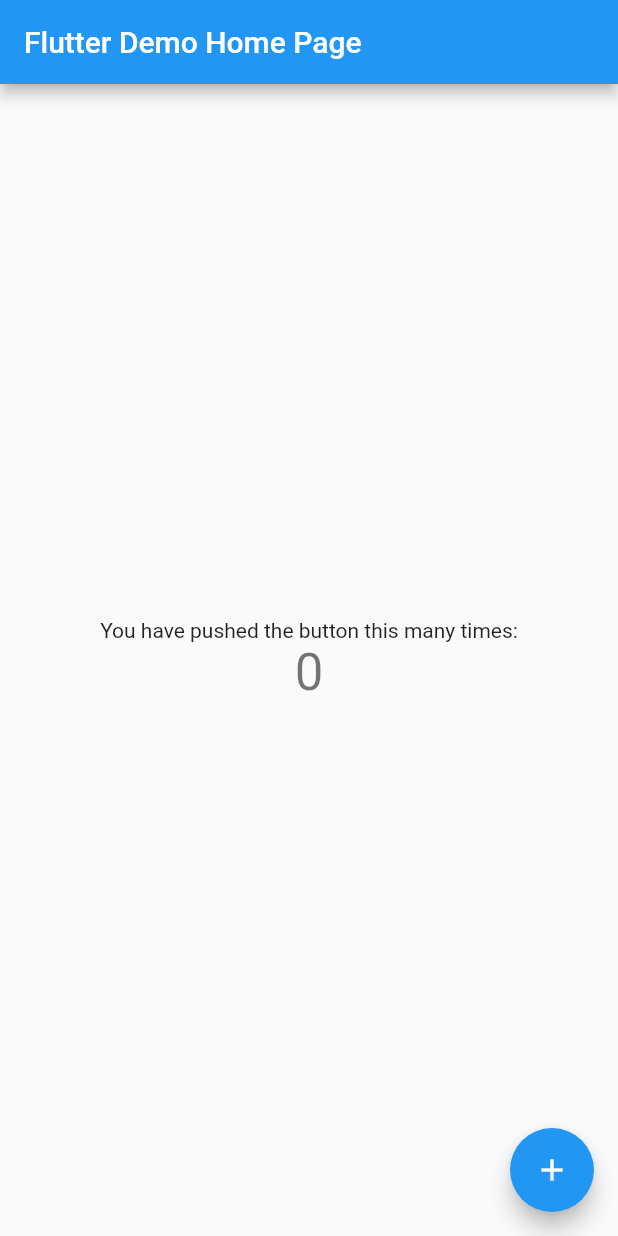
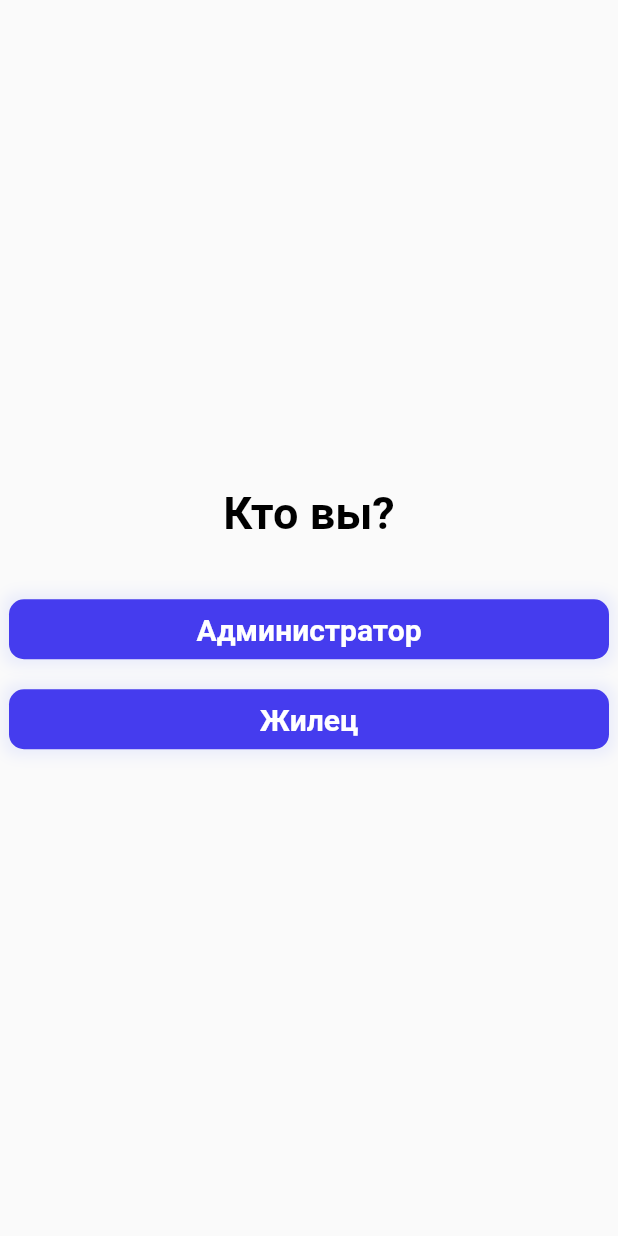
Before and after one commit to zlobnayaSeledka/nto_pikem_app, a Flutter app: the screen it shows after launch, on a phone screen of 412 x 824 dp. Run offline on Flutter 3.47's test engine with Material 2 defaults, Android fonts, the phone set to English and light mode, and no system bars; Roboto replaces fonts that are missing (Gilory, Gilory_Bold).

Commit message:
authorization and getting notifications

```diff
--- /dev/null
+++ b/lib/authorization_page.dart
@@ -0,0 +1,49 @@
+import 'package:flutter/material.dart';
+import 'package:pikem_nto/admin/pages/admin_login_page.dart';
+import 'package:pikem_nto/design/widgets/buttons/filled_button.dart';
+import 'package:pikem_nto/design/widgets/texts/custom_title_text.dart';
+
+class AuthorizationPage extends StatelessWidget {
+  const AuthorizationPage({super.key});
+
+  @override
+  Widget build(BuildContext context) {
+    return Scaffold(
+      body: SafeArea(
+        child: Center(
+          child: Column(
+            crossAxisAlignment: CrossAxisAlignment.center,
+            mainAxisAlignment: MainAxisAlignment.center,
+            children: [
+              const CustomTitleText(
+                text: "Кто вы?",
+                size: 30,
+              ),
+              const SizedBox(
+                height: 40,
+              ),
+              CustomFilledButton(
+                height: 40,
+                width: 400,
+                text: 'Администратор',
+                onTap: (){
+                  Navigator.push(context, MaterialPageRoute(builder: (context) => const AdminLoginPage()));
+                }
+              ),
+              const SizedBox(
+                height: 20,
+              ),
+              CustomFilledButton(
+                height: 40,
+                width: 400,
+                text: 'Жилец',
+                onTap: (){}
+              ),
+
+            ],
+          ),
+        ),
+      ),
+    );
+  }
+}
--- /dev/null
+++ b/lib/design/app_theme.dart
@@ -0,0 +1,18 @@
+import 'package:flutter/material.dart';
+class CustomAppTheme{
+  static Color mainColor = const Color.fromARGB(255, 69, 60, 238);//Colors.limeAccent.shade400;
+  static Color secondColor = const Color.fromARGB(255, 69, 60, 238); //const Color(0xffa6d2ff); //Color(0xff9cb7d4);
+  static Color descriptionTextColor = Colors.grey.shade500;
+  static Color mainTextColor = Colors.black;
+  static Color backgroundColor = Colors.white;
+  static Color errorColor = const  Color(0xffbc264b); //Colors.red;
+
+  static String mainFont = 'Gilory';
+  static String mainFontBold = 'Gilory_Bold';
+  static String mainFontLight = 'Gilory_Light';
+
+  static BoxShadow mainShadow =
+    const BoxShadow(color: Color.fromARGB(17, 12, 48, 255), spreadRadius: 4.0, blurRadius: 7.0);
+
+  static double mainBorderRadius = 10.0;
+}
--- /dev/null
+++ b/lib/design/widgets/buttons/filled_button.dart
@@ -0,0 +1,47 @@
+import 'package:flutter/material.dart';
+import 'package:pikem_nto/design/app_theme.dart';
+
+class CustomFilledButton extends StatelessWidget {
+  final double? height;
+  final double? width;
+  final String text;
+  final Function onTap;
+  final bool? circular;
+  const CustomFilledButton({Key? key, required this.text, this.height, this.width, required this.onTap, this.circular}) : super(key: key);
+
+  @override
+  Widget build(BuildContext context) {
+    double radius = 10;
+    if (circular == true && height!=null){
+      radius = height!;
+    }
+    return GestureDetector(
+      onTap: (){
+        onTap();
+      },
+      child: Container(
+        height: height,
+        width: width,
+        decoration: BoxDecoration(
+          color: CustomAppTheme.mainColor,
+          borderRadius: BorderRadius.circular(radius),
+          boxShadow: [CustomAppTheme.mainShadow]
+        ),
+        child: Center(
+          child: Padding(
+            padding: const EdgeInsets.all(4.0),
+            child: Text(
+              text,
+              style: TextStyle(
+                color: Colors.white,
+                fontWeight: FontWeight.w700,
+                fontFamily: CustomAppTheme.mainFont,
+                fontSize: 20
+              ),
+            ),
+          ),
+        )
+      ),
+    );
+  }
+}
--- /dev/null
+++ b/lib/design/widgets/texts/custom_title_text.dart
@@ -0,0 +1,22 @@
+import 'package:flutter/material.dart';
+import 'package:pikem_nto/design/app_theme.dart';
+
+class CustomTitleText extends StatelessWidget {
+  final String text;
+  final double? size;
+  const CustomTitleText({Key? key, required this.text, this.size}) : super(key: key);
+
+  @override
+  Widget build(BuildContext context) {
+    return Text(
+      text,
+      style: TextStyle(
+        color: CustomAppTheme.mainTextColor,
+        fontSize: size,
+        fontWeight: FontWeight.bold,
+        fontFamily: CustomAppTheme.mainFontBold,
+        decoration: TextDecoration.none
+      ),
+    );
+  }
+}
--- a/lib/main.dart
+++ b/lib/main.dart
@@ -1,4 +1,5 @@
 import 'package:flutter/material.dart';
+import 'package:pikem_nto/authorization_page.dart';
 
 void main() {
   runApp(const MyApp());
@@ -13,103 +14,9 @@
     return MaterialApp(
       title: 'Flutter Demo',
       theme: ThemeData(
-        // This is the theme of your application.
-        //
-        // Try running your application with "flutter run". You'll see the
-        // application has a blue toolbar. Then, without quitting the app, try
-        // changing the primarySwatch below to Colors.green and then invoke
-        // "hot reload" (press "r" in the console where you ran "flutter run",
-        // or simply save your changes to "hot reload" in a Flutter IDE).
-        // Notice that the counter didn't reset back to zero; the application
-        // is not restarted.
         primarySwatch: Colors.blue,
       ),
-      home: const MyHomePage(title: 'Flutter Demo Home Page'),
+      home: const AuthorizationPage(),
     );
   }
 }
-
-class MyHomePage extends StatefulWidget {
-  const MyHomePage({super.key, required this.title});
-
-  // This widget is the home page of your application. It is stateful, meaning
-  // that it has a State object (defined below) that contains fields that affect
-  // how it looks.
-
-  // This class is the configuration for the state. It holds the values (in this
-  // case the title) provided by the parent (in this case the App widget) and
-  // used by the build method of the State. Fields in a Widget subclass are
-  // always marked "final".
-
-  final String title;
-
-  @override
-  State<MyHomePage> createState() => _MyHomePageState();
-}
-
-class _MyHomePageState extends State<MyHomePage> {
-  int _counter = 0;
-
-  void _incrementCounter() {
-    setState(() {
-      // This call to setState tells the Flutter framework that something has
-      // changed in this State, which causes it to rerun the build method below
-      // so that the display can reflect the updated values. If we changed
-      // _counter without calling setState(), then the build method would not be
-      // called again, and so nothing would appear to happen.
-      _counter++;
-    });
-  }
-
-  @override
-  Widget build(BuildContext context) {
-    // This method is rerun every time setState is called, for instance as done
-    // by the _incrementCounter method above.
-    //
-    // The Flutter framework has been optimized to make rerunning build methods
-    // fast, so that you can just rebuild anything that needs updating rather
-    // than having to individually change instances of widgets.
-    return Scaffold(
-      appBar: AppBar(
-        // Here we take the value from the MyHomePage object that was created by
-        // the App.build method, and use it to set our appbar title.
-        title: Text(widget.title),
-      ),
-      body: Center(
-        // Center is a layout widget. It takes a single child and positions it
-        // in the middle of the parent.
-        child: Column(
-          // Column is also a layout widget. It takes a list of children and
-          // arranges them vertically. By default, it sizes itself to fit its
-          // children horizontally, and tries to be as tall as its parent.
-          //
-          // Invoke "debug painting" (press "p" in the console, choose the
-          // "Toggle Debug Paint" action from the Flutter Inspector in Android
-          // Studio, or the "Toggle Debug Paint" command in Visual Studio Code)
-          // to see the wireframe for each widget.
-          //
-          // Column has various properties to control how it sizes itself and
-          // how it positions its children. Here we use mainAxisAlignment to
-          // center the children vertically; the main axis here is the vertical
-          // axis because Columns are vertical (the cross axis would be
-          // horizontal).
-          mainAxisAlignment: MainAxisAlignment.center,
-          children: <Widget>[
-            const Text(
-              'You have pushed the button this many times:',
-            ),
-            Text(
-              '$_counter',
-              style: Theme.of(context).textTheme.headlineMedium,
-            ),
-          ],
-        ),
-      ),
-      floatingActionButton: FloatingActionButton(
-        onPressed: _incrementCounter,
-        tooltip: 'Increment',
-        child: const Icon(Icons.add),
-      ), // This trailing comma makes auto-formatting nicer for build methods.
-    );
-  }
-}
--- a/pubspec.yaml
+++ b/pubspec.yaml
@@ -28,6 +28,7 @@
 # the latest version available on pub.dev. To see which dependencies have newer
 # versions available, run `flutter pub outdated`.
 dependencies:
+  http: ^0.13.5
   flutter:
     sdk: flutter
 
```
Also changed, not shown: lib/admin/pages/admin_home.dart (added, +27 -0 lines), lib/admin/pages/admin_login_page.dart (added, +68 -0 lines), lib/design/widgets/buttons/custom_back_button.dart (added, +25 -0 lines), lib/design/widgets/custom_app_bar.dart (added, +34 -0 lines), lib/design/widgets/custom_box_with_shadow.dart (added, +36 -0 lines), lib/design/widgets/custom_text_field.dart (added, +76 -0 lines), lib/design/widgets/texts/custom_description_text.dart (added, +22 -0 lines), lib/notifications/get_notifications.dart (added, +25 -0 lines), lib/notifications/notifications_widget.dart (added, +58 -0 lines), pubspec.lock.
